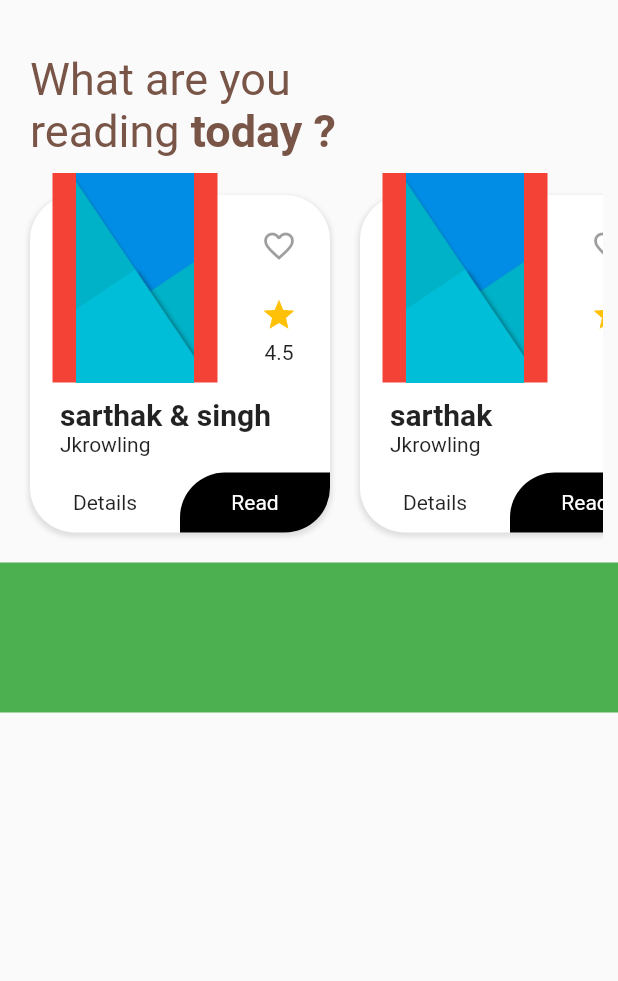
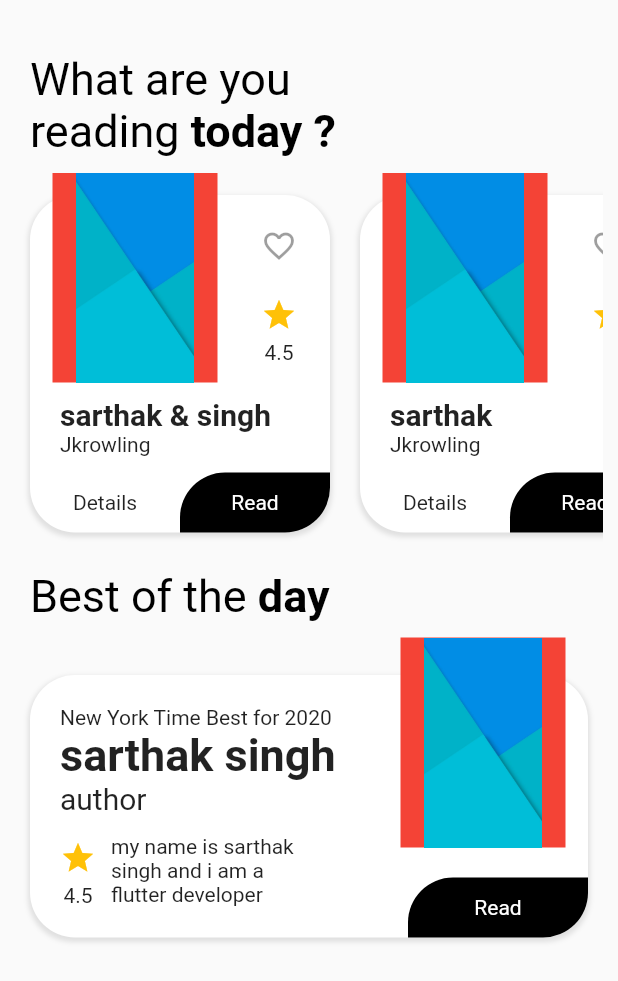
Before and after one commit to sarthaksinghsoamvanshi/book_reading_app, a Flutter app: the HomePage screen opened directly, on a phone screen of 412 x 824 dp. Shown: the top 981 px of the screen. Run offline on Flutter 3.47's test engine with Material 2 defaults, Android fonts, the phone set to English and light mode, and no system bars.

Commit message:
SecondBox Complete

```diff
--- a/lib/books.dart
+++ b/lib/books.dart
@@ -9,7 +9,7 @@ class Books extends StatelessWidget {
         "bookname": "sarthak & singh",
         "author": "Jkrowling",
         "image": "image",
-        "rating": 4.5
+        "rating": 4.5,
       },
       {
         "bookname": "sarthak",
--- a/lib/homepage.dart
+++ b/lib/homepage.dart
@@ -14,14 +14,14 @@ class HomePage extends StatelessWidget {
                 children: [
                   TextSpan(
                       text: "What are you\n",
-                      style: TextStyle(color: Colors.brown, fontSize: 30)),
+                      style: TextStyle(color: Colors.black, fontSize: 30)),
                   TextSpan(
                       text: "reading ",
-                      style: TextStyle(color: Colors.brown, fontSize: 30)),
+                      style: TextStyle(color: Colors.black, fontSize: 30)),
                   TextSpan(
                     text: "today ?",
                     style: TextStyle(
-                        color: Colors.brown,
+                        color: Colors.black,
                         fontWeight: FontWeight.bold,
                         fontSize: 30),
                   ),
@@ -31,14 +31,148 @@ class HomePage extends StatelessWidget {
           ),
           Container(
             height: 250,
-            margin: EdgeInsets.symmetric(horizontal: 10 ,vertical: 10),
+            margin: EdgeInsets.symmetric(horizontal: 10, vertical: 10),
             child: Books(),
           ),
           Container(
-            height: 100,
+            margin: EdgeInsets.only(bottom: 10),
             width: double.infinity,
-            color:Colors.green
-          )
+            padding: EdgeInsets.only(top: 5, left: 20),
+            child: RichText(
+              text: TextSpan(
+                children: [
+                  TextSpan(
+                      text: "Best of the ",
+                      style: TextStyle(color: Colors.black, fontSize: 30)),
+                  TextSpan(
+                      text: "day",
+                      style: TextStyle(
+                          fontWeight: FontWeight.bold,
+                          color: Colors.black,
+                          fontSize: 30))
+                ],
+              ),
+            ),
+          ),
+          secondBox(),
+        ],
+      ),
+    );
+  }
+
+  Container secondBox() {
+    return Container(
+      height: 210,
+      width: 220,
+      child: Stack(
+        children: [
+          Container(
+            margin: EdgeInsets.only(left: 20, right: 20, top: 25, bottom: 10),
+            decoration: BoxDecoration(
+                color: Colors.white,
+                boxShadow: [
+                  BoxShadow(
+                      color: Colors.grey[300],
+                      offset: Offset(0, 2),
+                      spreadRadius: 1,
+                      blurRadius: 2)
+                ],
+                borderRadius: BorderRadius.all(Radius.circular(30))),
+            child: Stack(
+              children: [
+                Positioned(
+                  child: Container(
+                    width: 120,
+                    height: 40,
+                    child: Row(
+                      children: [
+                        Expanded(
+                          child: Container(
+                            decoration: BoxDecoration(
+                              color: Colors.black,
+                              borderRadius: BorderRadius.only(
+                                topLeft: Radius.circular(30),
+                                bottomRight: Radius.circular(30),
+                              ),
+                            ),
+                            child: Text(
+                              "Read",
+                              style: TextStyle(color: Colors.white),
+                            ),
+                            alignment: Alignment.center,
+                          ),
+                        ),
+                      ],
+                    ),
+                  ),
+                  bottom: 0,
+                  right: 0,
+                ),
+                Positioned(
+                  left: 20,
+                  bottom: 20,
+                  child: Row(
+                    children: [
+                      Column(
+                        children: [
+                          SizedBox(height: 10),
+                          Icon(
+                            Icons.star,
+                            color: Colors.amber,
+                          ),
+                          SizedBox(height: 5),
+                          Text("4.5")
+                        ],
+                      ),
+                      Wrap(children: [
+                        Container(
+                          padding: EdgeInsets.only(top: 5, left: 10),
+                          child: Text(
+                              "my name is sarthak singh and i am a flutter developer"),
+                          width: 145,
+                        )
+                      ])
+                    ],
+                  ),
+                ),
+                Positioned(
+                  child: Container(
+                    // color: Colors.blue,
+                    child: Column(
+                      crossAxisAlignment: CrossAxisAlignment.start,
+                      children: [
+                        Text("New York Time Best for 2020"),
+                        Wrap(
+                          children: [
+                            Text(
+                              "sarthak singh",
+                              style: TextStyle(
+                                  fontWeight: FontWeight.bold, fontSize: 30),
+                            ),
+                          ],
+                        ),
+                        Text(
+                          "author",
+                          style: TextStyle(fontSize: 20),
+                        ),
+                      ],
+                    ),
+                  ),
+                  left: 20,
+                  top: 20,
+                )
+              ],
+            ),
+          ),
+          Positioned(
+            right: 35,
+            child: Container(
+              height: 140,
+              width: 110,
+              color: Colors.red,
+              child: Image.asset("images/cover.jpg"),
+            ),
+          ),
         ],
       ),
     );
--- /dev/null
+++ b/secondbox.dart
@@ -0,0 +1,8 @@
+import 'package:flutter/material.dart';
+
+class SecondBox extends StatelessWidget {
+  @override
+  Widget build(BuildContext context) {
+    return Container();
+  }
+}
```
